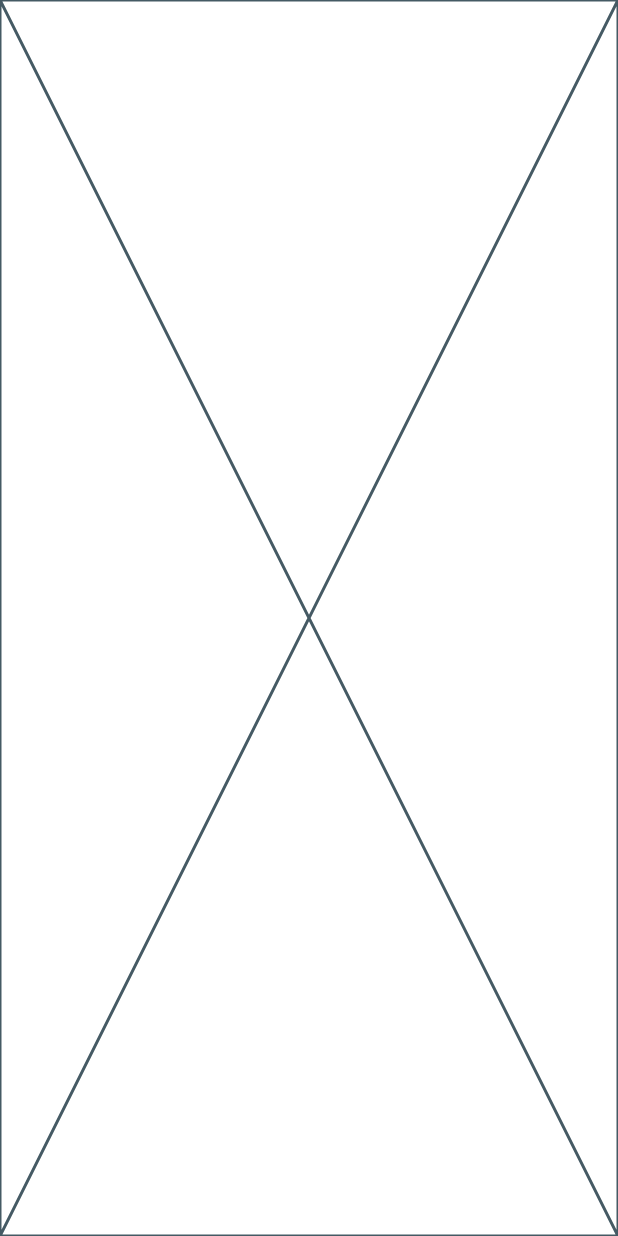
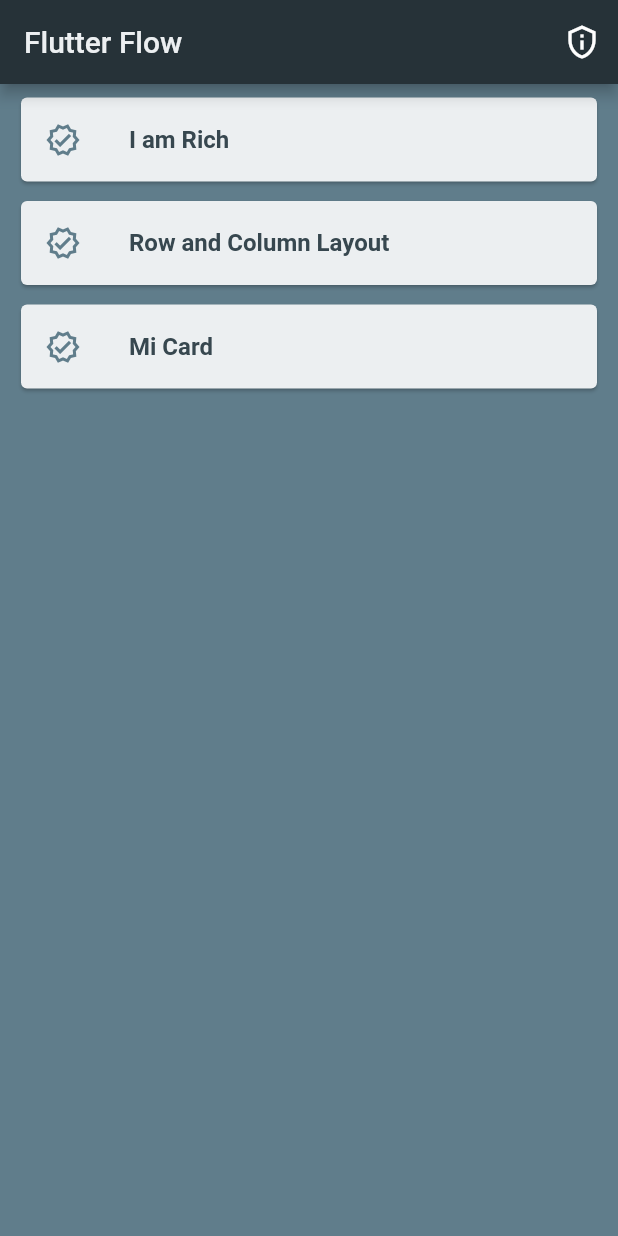
Before and after one commit to sukanto113/flutter-flow, a Flutter app: the screen it shows after launch, on a phone screen of 412 x 824 dp. Run offline on Flutter 3.47's test engine with Material 2 defaults, Android fonts, the phone set to English and light mode, and no system bars.

Commit message:
setup home page

```diff
--- a/lib/main.dart
+++ b/lib/main.dart
@@ -1,7 +1,8 @@
+import 'package:course_prac_app/views/pages/home_page.dart';
 import 'package:flutter/material.dart';
 
 void main() {
-  runApp(MyApp());
+  runApp(const MyApp());
 }
 
 
@@ -10,6 +11,8 @@ class MyApp extends StatelessWidget {
 
   @override
   Widget build(BuildContext context) {
-    return const Placeholder();
+    return const MaterialApp(
+      home: HomePage(),
+    );
   }
 }
--- /dev/null
+++ b/lib/views/pages/home_page.dart
@@ -0,0 +1,93 @@
+import 'package:course_prac_app/app/assigments/row_and_column_layout_assignment.dart';
+import 'package:course_prac_app/app/i_am_rich/i_am_rich_app.dart';
+import 'package:course_prac_app/app/mi_card/mi_card_app.dart';
+import 'package:flutter/material.dart';
+
+class HomePage extends StatelessWidget {
+  const HomePage({super.key});
+
+  @override
+  Widget build(BuildContext context) {
+    return Scaffold(
+      backgroundColor: Colors.blueGrey,
+      appBar: AppBar(
+        backgroundColor: Colors.blueGrey[900],
+        title: Text(
+          "Flutter Flow",
+          style: TextStyle(
+            color: Colors.blueGrey.shade50,
+          ),
+        ),
+        actions: [
+          IconButton(
+            onPressed: () {},
+            icon: const Icon(Icons.privacy_tip_outlined),
+          ),
+        ],
+      ),
+      body: ListView(
+        children: [
+          AppListItem(
+            title: "I am Rich",
+            onTap: () {
+              pushRoute(context, const IAmRich());
+            },
+          ),
+          AppListItem(
+            title: "Row and Column Layout",
+            onTap: () {
+              pushRoute(context, const RowAndColumnLayout());
+            },
+          ),
+          AppListItem(
+            title: "Mi Card",
+            onTap: () {
+              pushRoute(context, const MiCard());
+            },
+          ),
+        ],
+      ),
+    );
+  }
+
+  void pushRoute(BuildContext context, Widget widget) {
+    Navigator.push(
+      context,
+      MaterialPageRoute(builder: (context) => widget),
+    );
+  }
+}
+
+class AppListItem extends StatelessWidget {
+  final String title;
+  final VoidCallback onTap;
+  const AppListItem({
+    super.key,
+    required this.title,
+    required this.onTap,
+  });
+
+  @override
+  Widget build(BuildContext context) {
+    return Padding(
+      padding: const EdgeInsets.fromLTRB(10, 5, 10, 0),
+      child: Card(
+        color: Colors.blueGrey.shade50,
+        child: ListTile(
+          leading: Icon(
+            Icons.verified_outlined,
+            color: Colors.blueGrey.shade500,
+          ),
+          title: Text(
+            title,
+            style: TextStyle(
+              fontWeight: FontWeight.bold,
+              color: Colors.blueGrey.shade800,
+            ),
+          ),
+          onTap: onTap,
+        ),
+      ),
+    );
+  }
+}
```
Also changed, not shown: lib/app/assigments/row_and_column_layout_assignment.dart (+14 -3 lines), lib/app/i_am_rich/i_am_rich_app.dart (+14 -3 lines), lib/app/mi_card/mi_card_app.dart (+18 -7 lines), images/avatar.png (added).
